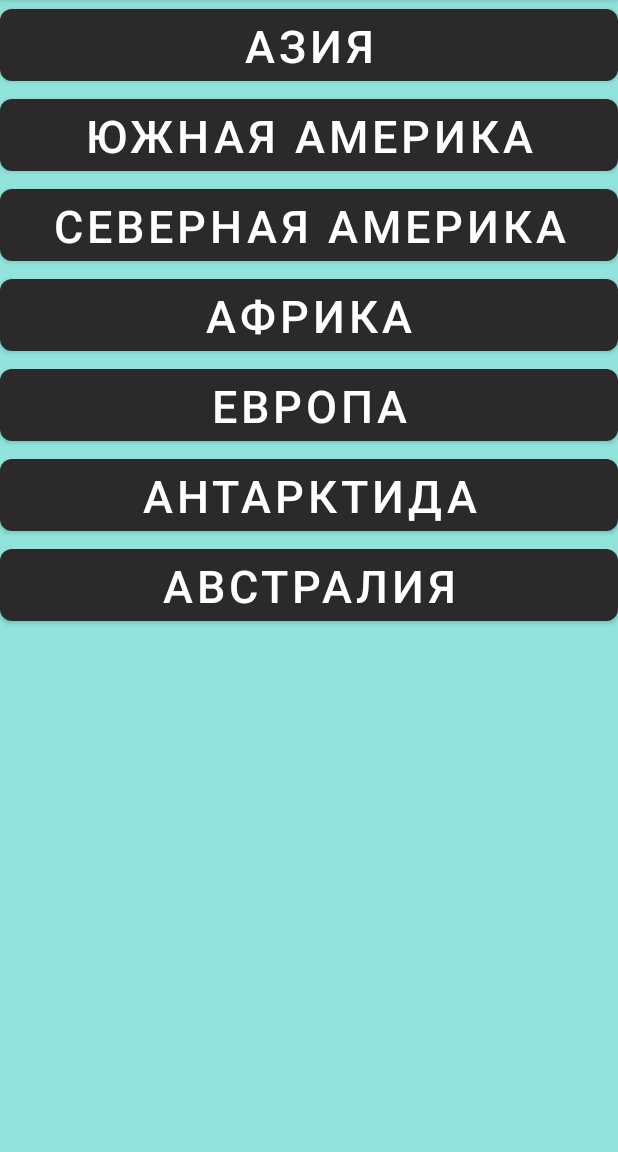
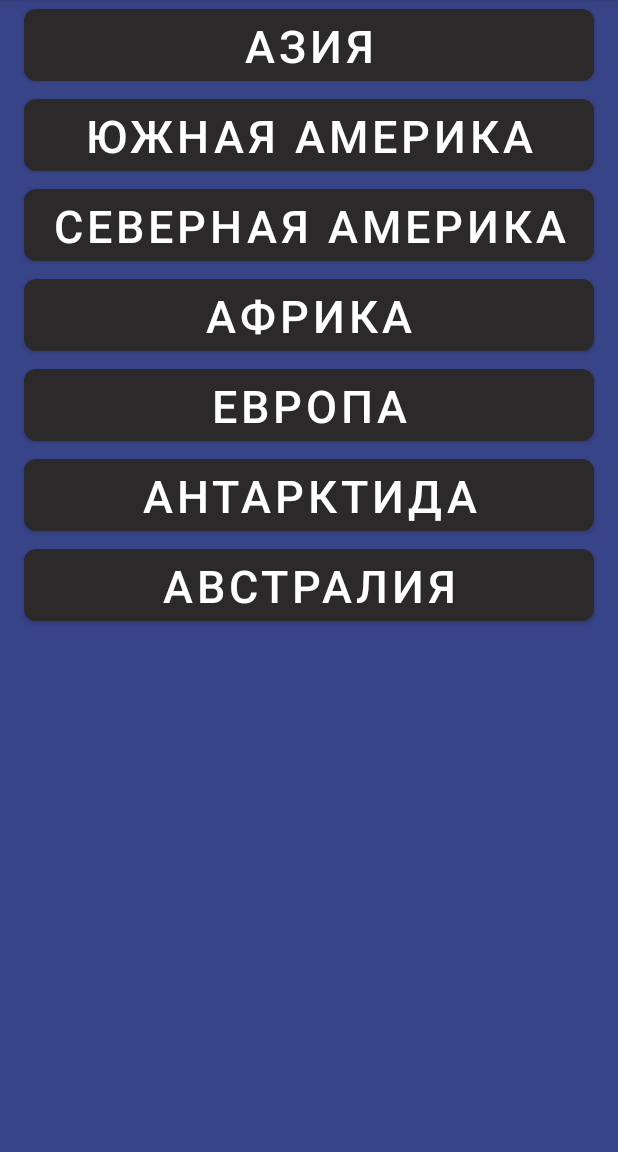
Before and after one commit to DmitrySergienko/Notes, an Android app: the fragment FrContent placed in its activity, on a phone screen of 412 x 824 dp, the part 84-1236 px from its top. Run offline under Robolectric (Android 15) with nearby library versions, the phone set to English and light mode, and no system bars.

Commit message:
Colors and dimens

```diff
--- a/app/src/main/res/layout/fragment_fr_content.xml
+++ b/app/src/main/res/layout/fragment_fr_content.xml
@@ -10,7 +10,6 @@
 
     <LinearLayout
         android:id="@+id/linearLayout"
-
         android:layout_width="match_parent"
         android:layout_height="match_parent"
         android:orientation="vertical"
@@ -21,7 +20,8 @@
 
         <com.google.android.material.button.MaterialButton
             android:id="@+id/Tv_MainFr1"
-            android:layout_width="match_parent"
+
+            android:layout_width="@dimen/btn_width"
             android:layout_height="@dimen/btn_height"
             android:layout_gravity="center"
             android:text="@string/item_1"
@@ -31,7 +31,7 @@
 
         <com.google.android.material.button.MaterialButton
             android:id="@+id/Tv_MainFr2"
-            android:layout_width="match_parent"
+            android:layout_width="@dimen/btn_width"
             android:layout_height="@dimen/btn_height"
             android:text="@string/item_2"
             android:textAlignment="center"
@@ -41,7 +41,7 @@
 
         <com.google.android.material.button.MaterialButton
             android:id="@+id/Tv_MainFr3"
-            android:layout_width="match_parent"
+            android:layout_width="@dimen/btn_width"
             android:layout_height="@dimen/btn_height"
             android:text="@string/item_3"
             android:textAlignment="center"
@@ -51,7 +51,7 @@
 
         <com.google.android.material.button.MaterialButton
             android:id="@+id/Tv_MainFr4"
-            android:layout_width="match_parent"
+            android:layout_width="@dimen/btn_width"
             android:layout_height="@dimen/btn_height"
             android:text="@string/item_4"
             android:textAlignment="center"
@@ -61,7 +61,7 @@
 
         <com.google.android.material.button.MaterialButton
             android:id="@+id/Tv_MainFr5"
-            android:layout_width="match_parent"
+            android:layout_width="@dimen/btn_width"
             android:layout_height="@dimen/btn_height"
             android:text="@string/item_5"
             android:textAlignment="center"
@@ -71,7 +71,7 @@
 
         <com.google.android.material.button.MaterialButton
             android:id="@+id/Tv_MainFr6"
-            android:layout_width="match_parent"
+            android:layout_width="@dimen/btn_width"
             android:layout_height="@dimen/btn_height"
             android:text="@string/item_6"
             android:textAlignment="center"
@@ -82,7 +82,7 @@
 
         <com.google.android.material.button.MaterialButton
             android:id="@+id/Tv_MainFr8"
-            android:layout_width="match_parent"
+            android:layout_width="@dimen/btn_width"
             android:layout_height="@dimen/btn_height"
             android:text="@string/item_8"
             android:textAlignment="center"
--- a/app/src/main/res/values/colors.xml
+++ b/app/src/main/res/values/colors.xml
@@ -3,7 +3,7 @@
     <color name="purple_200">#FFBB86FC</color>
     <color name="purple_500">#FF6200EE</color>
     <color name="purple_700">#FF3700B3</color>
-    <color name="teal_200">#91E4DC</color>
+    <color name="teal_200">#384488</color>
     <color name="teal_700">#FF018786</color>
     <color name="black">#2B2929</color>
     <color name="white">#FFFFFFFF</color>
--- a/app/src/main/res/values/dimens.xml
+++ b/app/src/main/res/values/dimens.xml
@@ -5,4 +5,5 @@
     <dimen name="text_height">20dp</dimen>
     <dimen name="text_view_size">30sp</dimen>
     <dimen name="btn_radius">8sp</dimen>
+    <dimen name="btn_width">380dp</dimen>
 </resources>
```
